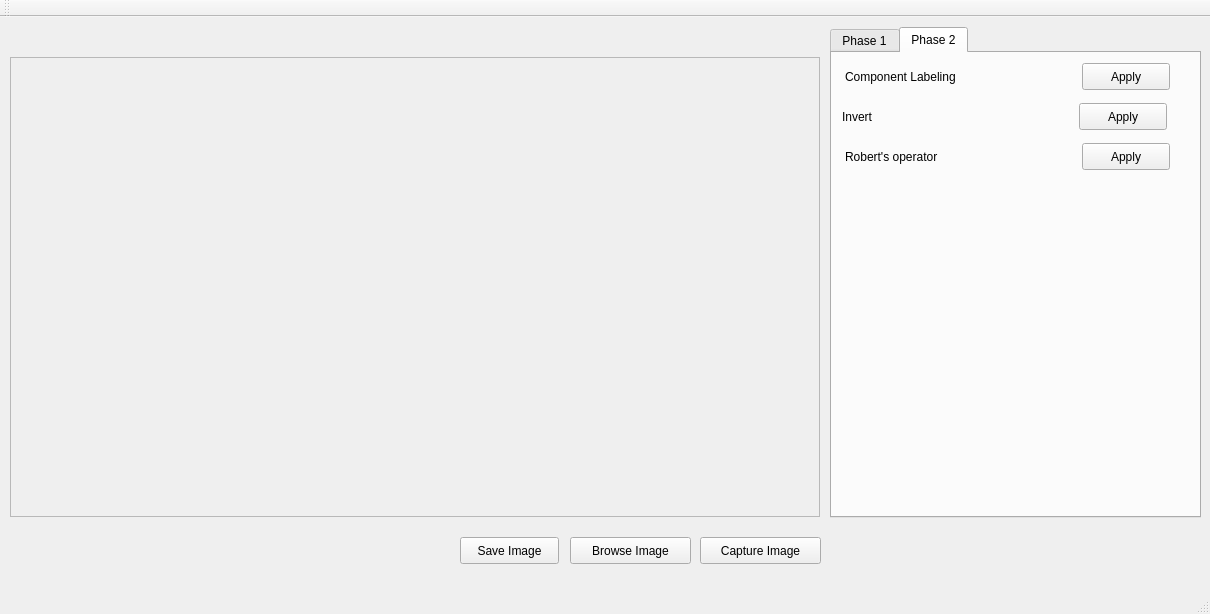
Old version of the form mainwindow.ui in the repository sina-cb/ColonD_ImageProcessor.
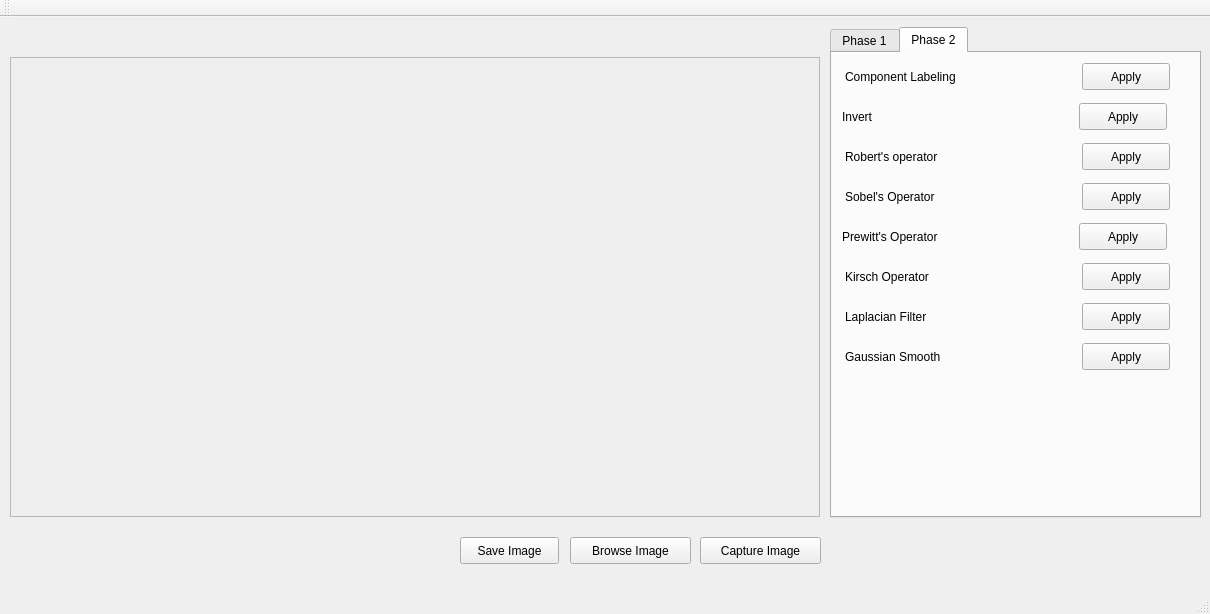
New version of the form.

Diff of the .ui file:
```diff
--- a/mainwindow.ui
+++ b/mainwindow.ui
@@ -463,6 +463,136 @@
        <string>Apply</string>
       </property>
      </widget>
+     <widget class="QLabel" name="label_16">
+      <property name="geometry">
+       <rect>
+        <x>13</x>
+        <y>130</y>
+        <width>166</width>
+        <height>27</height>
+       </rect>
+      </property>
+      <property name="text">
+       <string>Sobel's Operator</string>
+      </property>
+     </widget>
+     <widget class="QPushButton" name="sobelOpBtn">
+      <property name="geometry">
+       <rect>
+        <x>250</x>
+        <y>130</y>
+        <width>88</width>
+        <height>27</height>
+       </rect>
+      </property>
+      <property name="text">
+       <string>Apply</string>
+      </property>
+     </widget>
+     <widget class="QPushButton" name="prewittOpBtn">
+      <property name="geometry">
+       <rect>
+        <x>247</x>
+        <y>170</y>
+        <width>88</width>
+        <height>27</height>
+       </rect>
+      </property>
+      <property name="text">
+       <string>Apply</string>
+      </property>
+     </widget>
+     <widget class="QLabel" name="label_17">
+      <property name="geometry">
+       <rect>
+        <x>10</x>
+        <y>170</y>
+        <width>166</width>
+        <height>27</height>
+       </rect>
+      </property>
+      <property name="text">
+       <string>Prewitt's Operator</string>
+      </property>
+     </widget>
+     <widget class="QLabel" name="label_18">
+      <property name="geometry">
+       <rect>
+        <x>13</x>
+        <y>210</y>
+        <width>166</width>
+        <height>27</height>
+       </rect>
+      </property>
+      <property name="text">
+       <string>Kirsch Operator</string>
+      </property>
+     </widget>
+     <widget class="QPushButton" name="kirschOpBtn">
+      <property name="geometry">
+       <rect>
+        <x>250</x>
+        <y>210</y>
+        <width>88</width>
+        <height>27</height>
+       </rect>
+      </property>
+      <property name="text">
+       <string>Apply</string>
+      </property>
+     </widget>
+     <widget class="QLabel" name="label_19">
+      <property name="geometry">
+       <rect>
+        <x>13</x>
+        <y>250</y>
+        <width>166</width>
+        <height>27</height>
+       </rect>
+      </property>
+      <property name="text">
+       <string>Laplacian Filter</string>
+      </property>
+     </widget>
+     <widget class="QPushButton" name="laplacianOpBtn">
+      <property name="geometry">
+       <rect>
+        <x>250</x>
+        <y>250</y>
+        <width>88</width>
+        <height>27</height>
+       </rect>
+      </property>
+      <property name="text">
+       <string>Apply</string>
+      </property>
+     </widget>
+     <widget class="QLabel" name="label_20">
+      <property name="geometry">
+       <rect>
+        <x>13</x>
+        <y>290</y>
+        <width>166</width>
+        <height>27</height>
+       </rect>
+      </property>
+      <property name="text">
+       <string>Gaussian Smooth</string>
+      </property>
+     </widget>
+     <widget class="QPushButton" name="gaussianBtn">
+      <property name="geometry">
+       <rect>
+        <x>250</x>
+        <y>290</y>
+        <width>88</width>
+        <height>27</height>
+       </rect>
+      </property>
+      <property name="text">
+       <string>Apply</string>
+      </property>
+     </widget>
     </widget>
    </widget>
   </widget>
```
